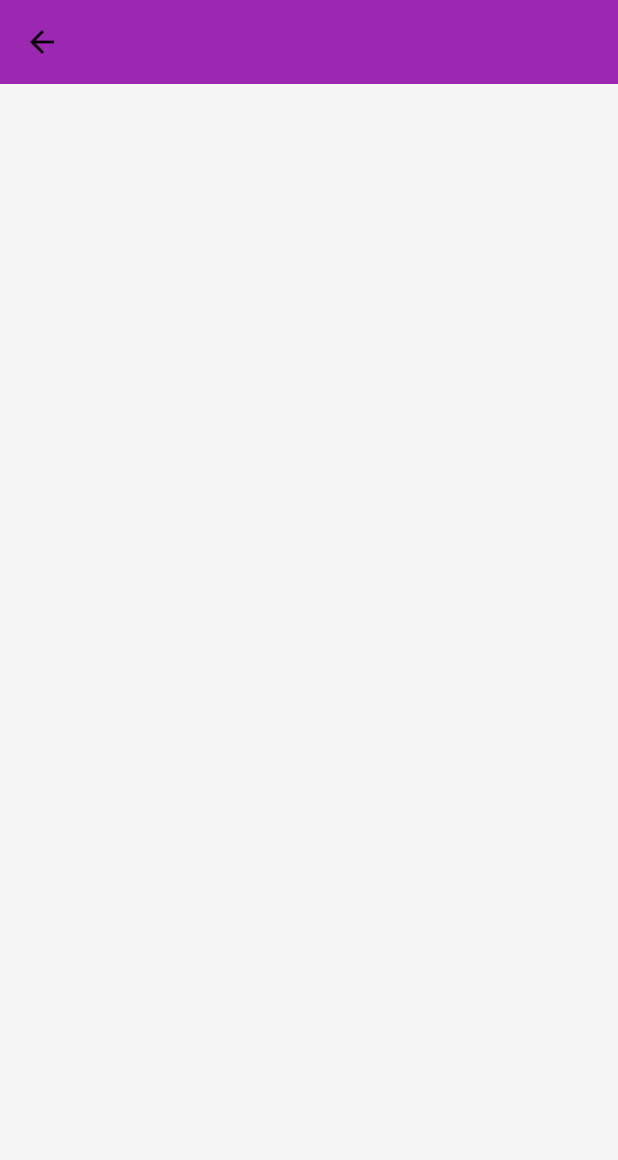
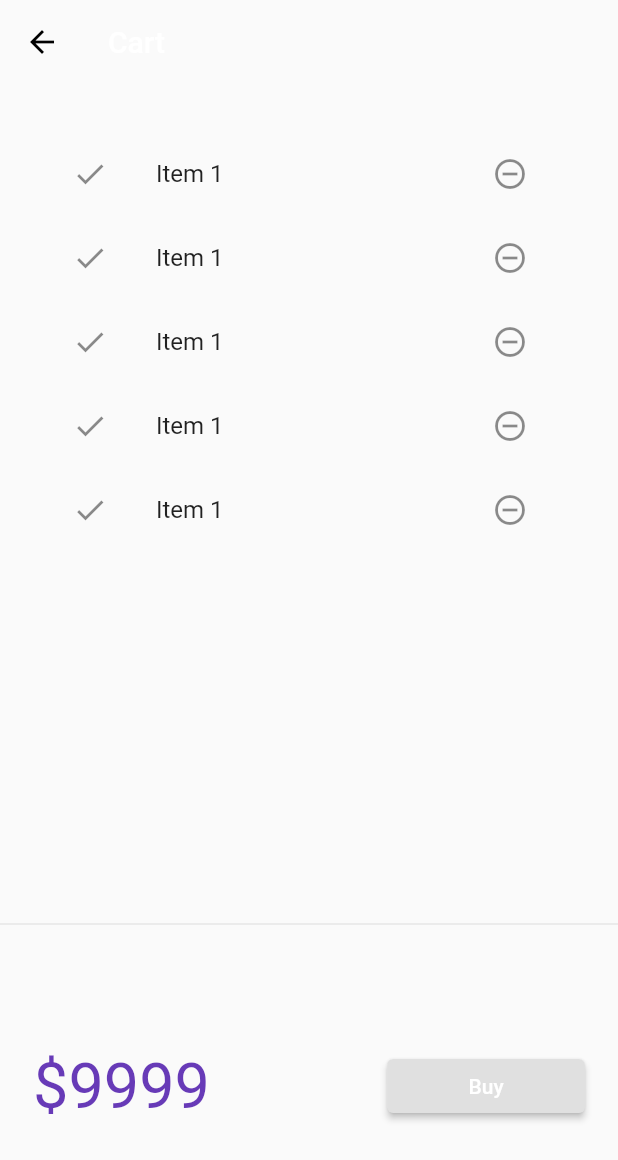
Before and after one commit to lakshya723/Ecom, a Flutter app: the Homepage screen opened by its route, after a tap on an icon or button, on a phone screen of 412 x 824 dp. Shown: the top 1160 px of the screen. Run offline on Flutter 3.47's test engine with Material 2 defaults, Android fonts, the phone set to English and light mode, and no system bars; our stand-ins replace velocity_x; network calls fail.

Commit message:
implimenting vxstate managmnet

```diff
--- /dev/null
+++ b/lib/models/cart.dart
@@ -0,0 +1,38 @@
+
+
+import 'package:youtube_api/models/catalog.dart';
+
+class CartModel {
+  // catalog field
+  CatalogModel _catalog;
+
+  // Collection of IDs - store Ids of each item
+  final List<int> _itemIds = [];
+
+  // Get Catalog
+  CatalogModel get catalog => _catalog;
+
+  set catalog(CatalogModel newCatalog) {
+    assert(newCatalog != null);
+    _catalog = newCatalog;
+  }
+
+  // Get items in the cart
+  List<Item> get items => _itemIds.map((id) => _catalog.getById(id)).toList();
+
+  // Get total price
+  num get totalPrice =>
+      items.fold(0, (total, current) => total + current.price);
+
+  // Add Item
+
+  void add(Item item) {
+    _itemIds.add(item.id);
+  }
+
+  // Remove Item
+
+  void remove(Item item) {
+    _itemIds.remove(item.id);
+  }
+}
--- a/lib/models/catalog.dart
+++ b/lib/models/catalog.dart
@@ -2,6 +2,13 @@ import 'dart:convert';
 
 class CatalogModel {
   static List<Item> items;
+
+    // Get Item by ID
+  Item getById(int id) =>
+      items.firstWhere((element) => element.id == id, orElse: null);
+
+  // Get Item by position
+  Item getByPosition(int pos) => items[pos];
 }
 
 class Item {
--- a/lib/pages/cart_page.dart
+++ b/lib/pages/cart_page.dart
@@ -1,16 +1,68 @@
 import 'package:flutter/material.dart';
 import 'package:youtube_api/utils/themes.dart';
+import 'package:velocity_x/velocity_x.dart';
 
 class CartPage extends StatelessWidget {
-  const CartPage({ Key key }) : super(key: key);
-
   @override
   Widget build(BuildContext context) {
     return Scaffold(
-      backgroundColor: MyTheme.creamColor,
-      appBar: AppBar(),
-
-
+      backgroundColor: context.canvasColor,
+      appBar: AppBar(
+        backgroundColor: Colors.transparent,
+        title: "Cart".text.make(),
+      ),
+      body: Column(
+        children: [
+          _CartList().p32().expand(),
+          Divider(),
+          _CartTotal(),
+        ],
+      ),
     );
   }
 }
+
+class _CartTotal extends StatelessWidget {
+  @override
+  Widget build(BuildContext context) {
+    return SizedBox(
+      height: 200,
+      child: Row(
+        mainAxisAlignment: MainAxisAlignment.spaceAround,
+        children: [
+          "\$9999".text.xl5.color(context.theme.accentColor).make(),
+          30.widthBox,
+          ElevatedButton(
+            onPressed: () {},
+            style: ButtonStyle(
+                backgroundColor:
+                    MaterialStateProperty.all(context.theme.buttonColor)),
+            child: "Buy".text.white.make(),
+          ).w32(context)
+        ],
+      ),
+    );
+  }
+}
+
+class _CartList extends StatefulWidget {
+  @override
+  __CartListState createState() => __CartListState();
+}
+
+class __CartListState extends State<_CartList> {
+  @override
+  Widget build(BuildContext context) {
+    return ListView.builder(
+      itemCount: 5,
+      itemBuilder: (context, index) => ListTile(
+        leading: Icon(Icons.done),
+        trailing: IconButton(
+          icon: Icon(Icons.remove_circle_outline),
+          onPressed: () {},
+        ),
+        title: "Item 1".text.make(),
+      ),
+    );
+  }
+}
--- a/lib/widgets/item_widget.dart
+++ b/lib/widgets/item_widget.dart
@@ -3,7 +3,6 @@ import 'package:velocity_x/velocity_x.dart';
 import 'package:youtube_api/models/catalog.dart';
 import 'package:youtube_api/pages/home_detail_page.dart';
 import 'package:youtube_api/utils/themes.dart';
-
 
 class ItemWidget extends StatelessWidget {
   final Item item;
@@ -13,10 +12,15 @@ class ItemWidget extends StatelessWidget {
   @override
   Widget build(BuildContext context) {
     return InkWell(
-      onTap: () => Navigator.push(context, MaterialPageRoute(builder: (context)=>HomeDetailPage(item: item,))),
+      onTap: () => Navigator.push(
+          context,
+          MaterialPageRoute(
+              builder: (context) => HomeDetailPage(
+                    item: item,
+                  ))),
       child: VxBox(
           child: Row(
-          children:[
+        children: [
           Image.network(item.image).box.rounded.p8.make().p8().w40(context),
           Expanded(
               child: Column(
@@ -29,10 +33,34 @@ class ItemWidget extends StatelessWidget {
               ButtonBar(
                 alignment: MainAxisAlignment.spaceBetween,
                 buttonPadding: EdgeInsets.zero,
-                  children: [
-                    "\$${item.price}".text.bold.xl.make(),
-                    ElevatedButton(
-                      onPressed: () {},
+                children: ["\$${item.price}".text.bold.xl.make(), AddToCart()],
+              ).pOnly(right: 8.0)
+            ],
+          ))
+        ],
+      )).white.square(100).make().p16(),
+    );
+  }
+}
+
+class AddToCart extends StatefulWidget {
+  const AddToCart({
+    Key key,
+  }) : super(key: key);
+
+  @override
+  State<AddToCart> createState() => _AddToCartState();
+}
+
+class _AddToCartState extends State<AddToCart> {
+  bool isAdded = false;
+
+  @override
+  Widget build(BuildContext context) {
+    return ElevatedButton(
+      onPressed: () {
+        isAdded = isAdded.toggle();
+      },
       style: ButtonStyle(
           backgroundColor: MaterialStateProperty.all(
             MyTheme.darkBluishColor,
@@ -41,20 +69,10 @@ class ItemWidget extends StatelessWidget {
             StadiumBorder(),
           )),
       child: "Buy".text.make(),
-                    )
-                  ],
-                ).pOnly(right: 8.0)
-              ],
-            ))
-
-
-
-
-          ] ,)
-      ).white.square(100).make().p16(),
     );
   }
 }
+
 
 
  /*  Card(
```
Also changed, not shown: pubspec.lock. Lines whose indentation alone changed are shown as unchanged.
